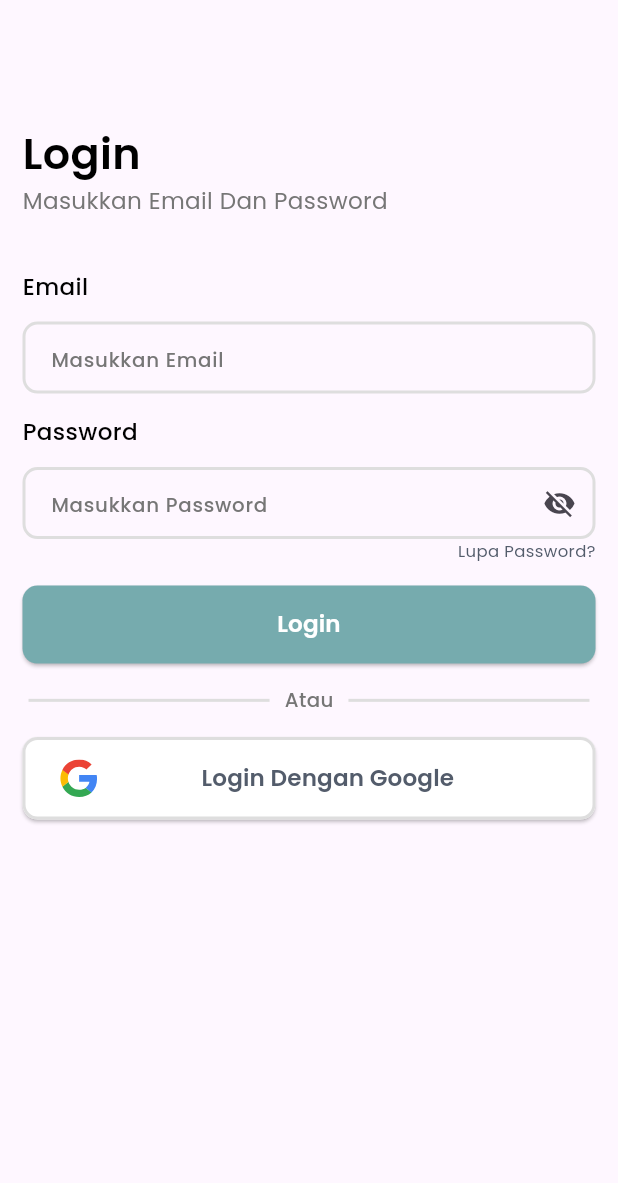
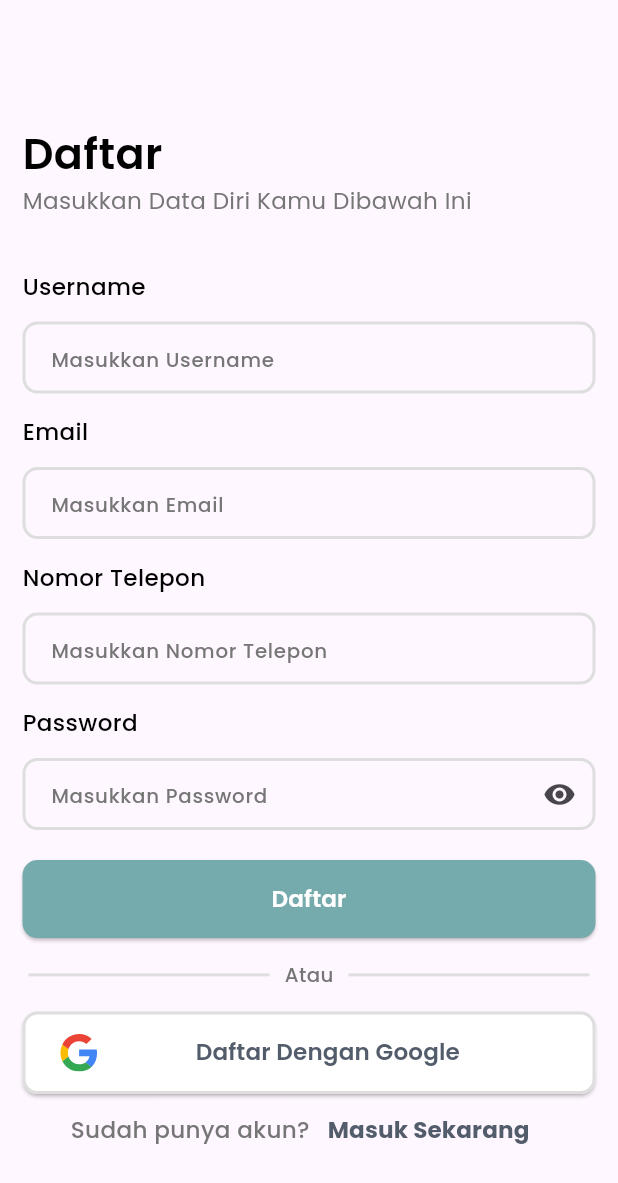
Before and after one commit to PradiptaAhmad/wash_it, a Flutter app: the screen it shows after launch, on a phone screen of 412 x 824 dp. Shown: the top 1183 px of the screen. Run offline on Flutter 3.47's test engine with Material 3 defaults, Android fonts, the phone set to English and light mode, and no system bars; our stand-ins replace flutter_svg, get, get_storage, google_fonts.

Commit message:
[A] selesai slicing ui

```diff
--- a/lib/infrastructure/navigation/bindings/controllers/controllers_bindings.dart
+++ b/lib/infrastructure/navigation/bindings/controllers/controllers_bindings.dart
@@ -1,2 +1,3 @@
 export 'package:wash_it/infrastructure/navigation/bindings/controllers/home.controller.binding.dart';
 export 'package:wash_it/infrastructure/navigation/bindings/controllers/login_page.controller.binding.dart';
+export 'package:wash_it/infrastructure/navigation/bindings/controllers/register_page.controller.binding.dart';
--- /dev/null
+++ b/lib/infrastructure/navigation/bindings/controllers/register_page.controller.binding.dart
@@ -0,0 +1,12 @@
+import 'package:get/get.dart';
+
+import '../../../../presentation/register_page/controllers/register_page.controller.dart';
+
+class RegisterPageControllerBinding extends Bindings {
+  @override
+  void dependencies() {
+    Get.lazyPut<RegisterPageController>(
+      () => RegisterPageController(),
+    );
+  }
+}
--- a/lib/infrastructure/navigation/navigation.dart
+++ b/lib/infrastructure/navigation/navigation.dart
@@ -36,5 +36,10 @@ class Nav {
       page: () => const LoginPageScreen(),
       binding: LoginPageControllerBinding(),
     ),
+    GetPage(
+      name: Routes.REGISTER_PAGE,
+      page: () => const RegisterPageScreen(),
+      binding: RegisterPageControllerBinding(),
+    ),
   ];
 }
--- a/lib/infrastructure/navigation/routes.dart
+++ b/lib/infrastructure/navigation/routes.dart
@@ -1,9 +1,10 @@
 class Routes {
   static Future<String> get initialRoute async {
     // TODO: implement method
-    return LOGIN_PAGE;
+    return REGISTER_PAGE;
   }
 
   static const HOME = '/home';
   static const LOGIN_PAGE = '/login-page';
+  static const REGISTER_PAGE = '/register-page';
 }
--- a/lib/presentation/login_page/login_page.screen.dart
+++ b/lib/presentation/login_page/login_page.screen.dart
@@ -166,7 +166,24 @@ class LoginPageScreen extends GetView<LoginPageController> {
                     ],
                   ),
                 )),
-
+                 Row(
+              mainAxisAlignment: MainAxisAlignment.center,
+              children: [
+                Text(
+                  "Belum punya akun?",
+                  style: tsBodyMediumMedium(darkGrey),
+                ),
+                TextButton(
+                  onPressed: () {
+                    Get.back();
+                  },
+                  child: Text(
+                    "Daftar Sekarang",
+                    style: tsBodyMediumBold(darkBlue),
+                  ),
+                ),
+              ],
+            ),
           ],
         ),
       ),
--- /dev/null
+++ b/lib/presentation/register_page/controllers/register_page.controller.dart
@@ -0,0 +1,32 @@
+import 'package:get/get.dart';
+
+class RegisterPageController extends GetxController {
+  // Password Visibility
+  var isObsecure = true.obs;
+
+  // Users Data
+  var username = ''.obs;
+  var email = ''.obs;
+  var phone = ''.obs;
+  var password = ''.obs;
+
+  //TODO: Implement RegisterPageController
+
+  final count = 0.obs;
+  @override
+  void onInit() {
+    super.onInit();
+  }
+
+  @override
+  void onReady() {
+    super.onReady();
+  }
+
+  @override
+  void onClose() {
+    super.onClose();
+  }
+
+  void increment() => count.value++;
+}
--- /dev/null
+++ b/lib/presentation/register_page/register_page.screen.dart
@@ -0,0 +1,240 @@
+import 'package:flutter/material.dart';
+import 'package:flutter/services.dart';
+import 'package:flutter_svg/svg.dart';
+
+import 'package:get/get.dart';
+import 'package:wash_it/infrastructure/theme/themes.dart';
+import 'package:wash_it/widget/common/auth_text_field.dart';
+import 'package:wash_it/widget/common/button_widget.dart';
+
+import 'controllers/register_page.controller.dart';
+
+class RegisterPageScreen extends GetView<RegisterPageController> {
+  const RegisterPageScreen({Key? key}) : super(key: key);
+  @override
+  Widget build(BuildContext context) {
+    double screenHeight = MediaQuery.of(context).size.height;
+
+    double screenWidth = MediaQuery.of(context).size.width;
+    return Scaffold(
+      body: Container(
+        padding: EdgeInsets.symmetric(horizontal: defaultMargin),
+        child: SingleChildScrollView(
+          child: Column(
+            crossAxisAlignment: CrossAxisAlignment.start,
+            children: [
+              SizedBox(
+                height: screenHeight * 0.1,
+              ),
+              Text(
+                "Daftar",
+                style: tsHeadlineMediumSemibold(black),
+              ),
+              Text(
+                "Masukkan Data Diri Kamu Dibawah Ini",
+                style: tsBodyMediumRegular(darkGrey),
+              ),
+              SizedBox(
+                height: 35,
+              ),
+              Text(
+                "Username",
+                style: tsBodyMediumMedium(black),
+              ),
+              SizedBox(
+                height: 12,
+              ),
+              AuthTextField(
+                hintText: "Masukkan Username",
+                // onChanged: controller.username,
+
+                validator: (value) {
+                  if (value == null || value.isEmpty) {
+                    return "Username tidak boleh kosong";
+                  } else {
+                    return null;
+                  }
+                },
+              ),
+              SizedBox(
+                height: 15,
+              ),
+              Text(
+                "Email",
+                style: tsBodyMediumMedium(black),
+              ),
+              SizedBox(
+                height: 12,
+              ),
+              AuthTextField(
+                hintText: "Masukkan Email",
+                formatter: [
+                  LengthLimitingTextInputFormatter(14),
+                  FilteringTextInputFormatter.digitsOnly
+                ],
+                validator: (value) {
+                  if (value == null || value.isEmpty) {
+                    return "Email tidak boleh kosong";
+                  } else if (!GetUtils.isEmail(value)) {
+                    return "Email tidak valid";
+                  } else {
+                    return null;
+                  }
+                },
+              ),
+              SizedBox(
+                height: 15,
+              ),
+              Text(
+                "Nomor Telepon",
+                style: tsBodyMediumMedium(black),
+              ),
+              SizedBox(
+                height: 12,
+              ),
+              AuthTextField(
+                hintText: "Masukkan Nomor Telepon",
+                formatter: [
+                  LengthLimitingTextInputFormatter(14),
+                  FilteringTextInputFormatter.digitsOnly
+                ],
+                validator: (value) {
+                  if (value == null || value.isEmpty) {
+                    return "Username tidak boleh kosong";
+                  } else {
+                    return null;
+                  }
+                },
+              ),
+              SizedBox(
+                height: 15,
+              ),
+              Text(
+                "Password",
+                style: tsBodyMediumMedium(black),
+              ),
+              SizedBox(
+                height: 12,
+              ),
+              Obx(() => AuthTextField(
+                    hintText: "Masukkan Password",
+                    isObsecure: controller.isObsecure.value,
+                    formatter: [
+                      LengthLimitingTextInputFormatter(14),
+                      FilteringTextInputFormatter.digitsOnly
+                    ],
+                    validator: (value) {
+                      if (value == null || value.isEmpty) {
+                        return "Username tidak boleh kosong";
+                      } else {
+                        return null;
+                      }
+                    },
+                    suffixIcon: Obx(() => IconButton(
+                          onPressed: () {
+                            controller.isObsecure.value =
+                                !controller.isObsecure.value;
+                          },
+                          icon: Icon(
+                            controller.isObsecure.value
+                                ? Icons.visibility
+                                : Icons.visibility_off,
+                            size: 22,
+                          ),
+                        )),
+                  )),
+              SizedBox(
+                height: 20,
+              ),
+              ButtonWidget(
+                text: "Daftar",
+                backgroundColor: secondaryColor,
+                onPressed: () {},
+              ),
+              SizedBox(
+                height: 15,
+              ),
+              Row(
+                mainAxisAlignment: MainAxisAlignment.center,
+                crossAxisAlignment: CrossAxisAlignment.center,
+                children: [
+                  Container(
+                    color: lightGrey,
+                    width: screenWidth * 0.39,
+                    height: 2,
+                  ),
+                  SizedBox(
+                    width: 10,
+                  ),
+                  Text(
+                    "Atau",
+                    style: tsBodySmallMedium(darkGrey),
+                  ),
+                  SizedBox(
+                    width: 10,
+                  ),
+                  Container(
+                    color: lightGrey,
+                    width: screenWidth * 0.39,
+                    height: 2,
+                  ),
+                ],
+              ),
+              SizedBox(
+                height: 15,
+              ),
+              ElevatedButton(
+                  onPressed: () {},
+                  style: ElevatedButton.styleFrom(
+                    backgroundColor: primaryColor,
+                    padding: EdgeInsets.symmetric(vertical: 15),
+                    shape: RoundedRectangleBorder(
+                      borderRadius: BorderRadius.circular(10),
+                      side: BorderSide(color: lightGrey, width: 2),
+                    ),
+                  ),
+                  child: Container(
+                    height: 25,
+                    padding: EdgeInsets.symmetric(horizontal: 25),
+                    child: Row(
+                      mainAxisAlignment: MainAxisAlignment.center,
+                      crossAxisAlignment: CrossAxisAlignment.center,
+                      children: [
+                        SvgPicture.asset(
+                          "assets/icons/icGoogle.svg",
+                          width: 25,
+                        ),
+                        Spacer(),
+                        Text(
+                          "Daftar Dengan Google",
+                          style: tsBodyMediumSemibold(darkBlue),
+                        ),
+                        Spacer(),
+                      ],
+                    ),
+                  )),
+              Row(
+                mainAxisAlignment: MainAxisAlignment.center,
+                children: [
+                  Text(
+                    "Sudah punya akun?",
+                    style: tsBodyMediumMedium(darkGrey),
+                  ),
+                  TextButton(
+                    onPressed: () {
+                      Get.back();
+                    },
+                    child: Text(
+                      "Masuk Sekarang",
+                      style: tsBodyMediumBold(darkBlue),
+                    ),
+                  ),
+                ],
+              ),
+            ],
+          ),
+        ),
+      ),
+    );
+  }
+}
--- a/lib/presentation/screens.dart
+++ b/lib/presentation/screens.dart
@@ -1,2 +1,3 @@
 export 'package:wash_it/presentation/home/home.screen.dart';
 export 'package:wash_it/presentation/login_page/login_page.screen.dart';
+export 'package:wash_it/presentation/register_page/register_page.screen.dart';
--- a/lib/widget/common/auth_text_field.dart
+++ b/lib/widget/common/auth_text_field.dart
@@ -1,4 +1,5 @@
 import 'package:flutter/material.dart';
+import 'package:flutter/services.dart';
 import 'package:wash_it/infrastructure/theme/themes.dart';
 
 class AuthTextField extends StatelessWidget {
@@ -9,6 +10,7 @@ class AuthTextField extends StatelessWidget {
   final String? hintText;
   final bool? isObsecure;
   final Widget? suffixIcon;
+  final List<TextInputFormatter>? formatter;
   AuthTextField({
     this.formKey,
     this.onTap,
@@ -17,6 +19,7 @@ class AuthTextField extends StatelessWidget {
     this.hintText,
     this.isObsecure,
     this.suffixIcon,
+    this.formatter,
   });
 
   @override
```
